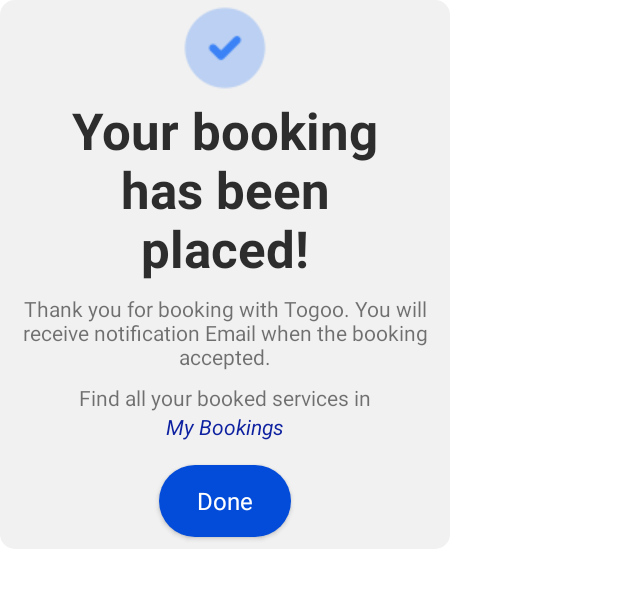
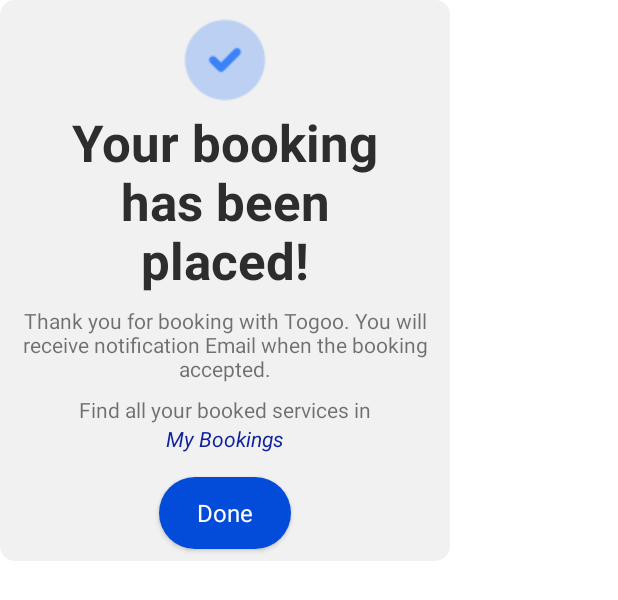
Before and after one commit to mlb2220033/final_app, an Android app: the layout successful_payment.xml on its own in the app's theme, with its tools: preview values and no code run, on a phone screen of 412 x 824 dp. Shown: the top 600 px of the screen. Run offline under Robolectric (Android 15) with nearby library versions, the phone set to English and light mode, and no system bars.

Commit message:
thanh thao

```diff
--- a/app/src/main/res/layout/successful_payment.xml
+++ b/app/src/main/res/layout/successful_payment.xml
@@ -20,9 +20,11 @@
             android:id="@+id/imageView"
             android:layout_width="wrap_content"
             android:layout_height="wrap_content"
+            android:layout_marginTop="8dp"
             app:layout_constraintBottom_toTopOf="@+id/Success"
             app:layout_constraintEnd_toEndOf="parent"
             app:layout_constraintStart_toStartOf="parent"
+            app:layout_constraintTop_toTopOf="parent"
             app:srcCompat="@drawable/ic_tick" />
 
 
```
